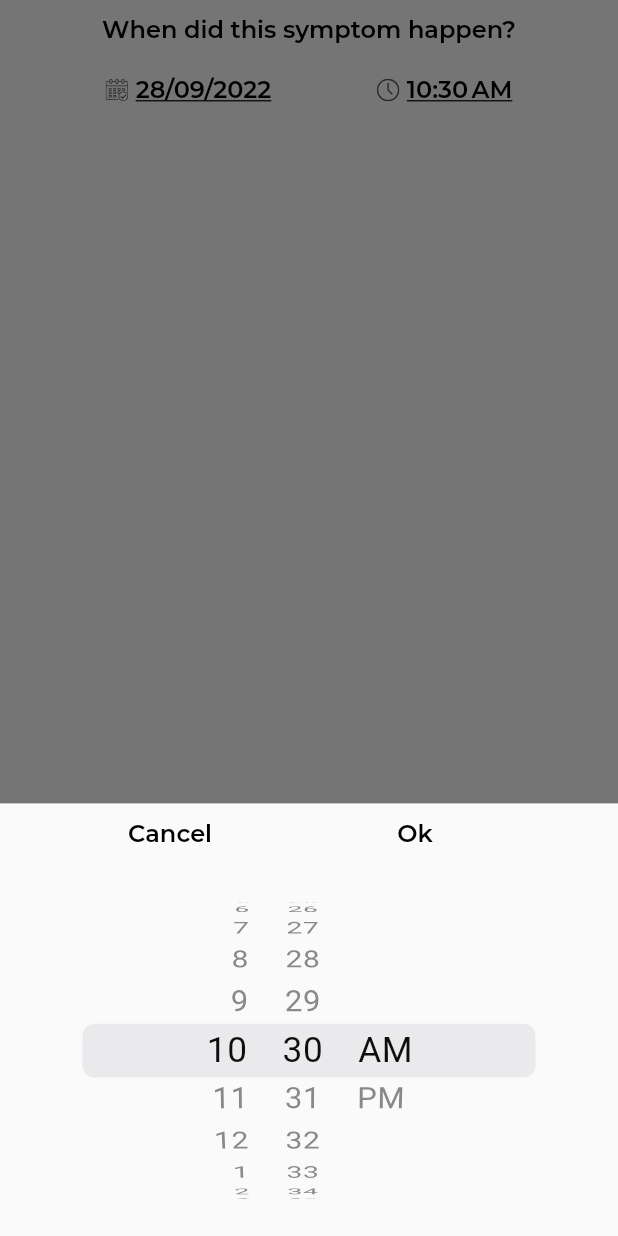
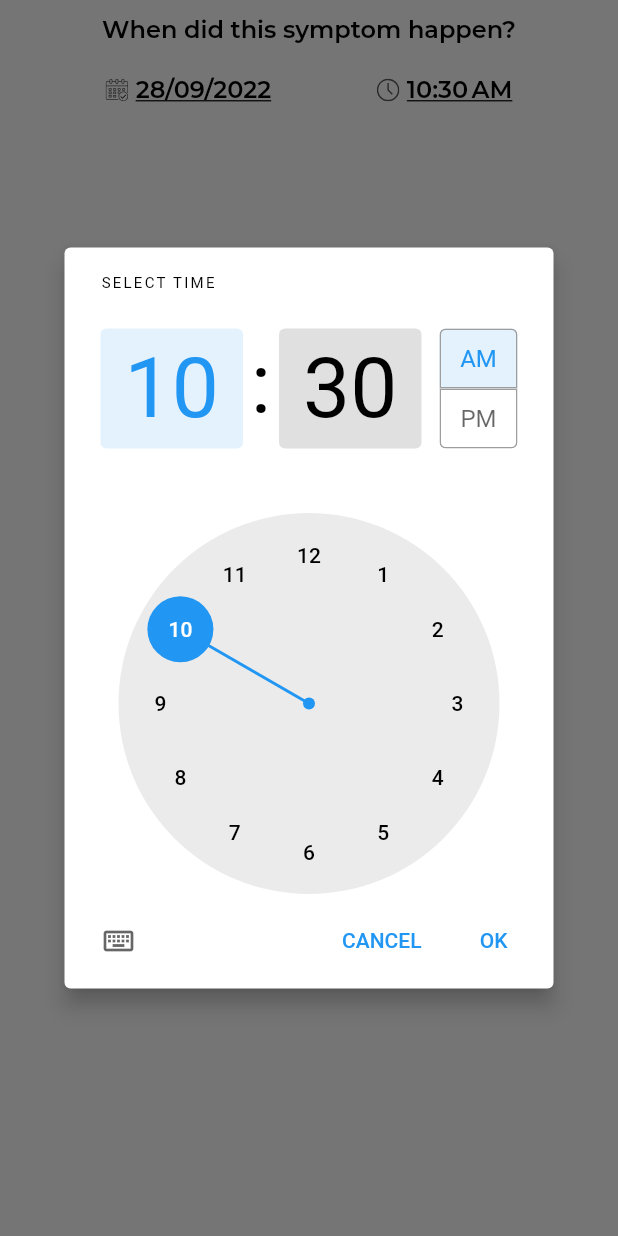
Before and after one commit to jayaprakash8088/tcswecare, a Flutter app: the DateTimeUI screen opened directly, after a tap on an icon or button, on a phone screen of 412 x 824 dp. Run offline on Flutter 3.47's test engine with Material 2 defaults, Android fonts, the phone set to English and light mode, and no system bars; our stand-ins replace connectivity, dio, easy_localization, flutter_svg, fluttertoast, mvc_pattern and 5 more; missing offline and left inert: background_sms; accounts and stored records are empty; project files that could hold a hidden picture were left out.

Commit message:
date time ui modified

```diff
--- a/lib/mvc/utils/date_time_ui.dart
+++ b/lib/mvc/utils/date_time_ui.dart
@@ -1,3 +1,5 @@
+// ignore_for_file: must_be_immutable
+
 import 'package:easy_localization/easy_localization.dart';
 import 'package:flutter/cupertino.dart';
 import 'package:flutter/material.dart';
@@ -115,94 +117,46 @@ class _DateTimeUIState extends StateMVC<DateTimeUI> {
     );
   }
 
-  Widget submitBtn() {
-    return Center(
-      child: Container(
-        height: FontSize.size40,
-        width: FontSize.size250,
-        decoration: BoxDecoration(
-          gradient: AppConfig.gradient,
-          borderRadius: BorderRadius.all(Radius.circular(FontSize.size20)),
-        ),
-        child: Center(
-          child: Text(
-            'submit'.tr(),
-            style: TextStyle(
-                color: AppColor.white,
-                fontWeight: FontWeight.bold,
-                fontSize: FontSize.size14),
-          ),
-        ),
-      ),
-    );
+
+   callDatePicker()async {
+     final time=AppConfig.now;
+ var date= await showDatePicker(initialDate:time,
+ firstDate:DateTime(2020),lastDate: DateTime(2050),context: context);
+ _dateChanged(date);
   }
 
-  void callDatePicker() {
-    showModalBottomSheet(
-        context: widget.context,
-        builder: (BuildContext context) {
-          return Container(
-            height: MediaQuery.of(widget.context).size.height * 0.35,
-            child: Column(
-              children: [
-                okCancelUI(1),
-                Container(
-                  height: MediaQuery.of(widget.context).size.height * 0.3,
-                  child: CupertinoDatePicker(
-                      initialDateTime: _controller.getDate(),
-                      maximumDate: DateTime(2050, 12, 31),
-                      mode: CupertinoDatePickerMode.date,
-                      onDateTimeChanged: _dateChanged),
-                ),
-              ],
-            ),
-          );
-        });
+   callTimePicker() async{
+    final time=TimeOfDay.now();
+  TimeOfDay selectedTime=await
+  showTimePicker(context: context, initialTime:time,
+  cancelText: cancelClicked()
+     );
+  var t=DateTime(AppConfig.now.year,AppConfig.now.month,AppConfig.now.day,selectedTime.hour,selectedTime.minute);
+  _timeChanged(t);
   }
 
-  void callTimePicker() {
-    showModalBottomSheet(
-        context: widget.context,
-        builder: (context) {
-          return Container(
-            height: MediaQuery.of(context).size.height * 0.35,
-            child: Column(
-              children: [
-                okCancelUI(2),
-                Container(
-                  height: MediaQuery.of(context).size.height * 0.3,
-                  child: CupertinoDatePicker(
-                      initialDateTime: _controller.getTime(),
-                      maximumDate: DateTime(2050, 12, 31),
-                      mode: CupertinoDatePickerMode.time,
-                      onDateTimeChanged: _timeChanged),
-                ),
-              ],
-            ),
-          );
-        });
-  }
-
-  void _dateChanged(DateTime value) {
+   _dateChanged(DateTime value) {
     _controller.selectedDate = value;
+    changeDate();
   }
 
   void _timeChanged(DateTime value) {
     _controller.selectedTime = value;
+  changeTime();
   }
 
   void changeDate() {
     setState(() {
       _controller.dateTime = _controller.selectedDate;
     });
-    Navigator.pop(widget.context);
+    // Navigator.pop(widget.context);
   }
 
   void changeTime() {
     setState(() {
       _controller.time = _controller.selectedTime;
     });
-    Navigator.pop(widget.context);
+    // Navigator.pop(widget.context);
   }
 
   cancelClicked() {
@@ -210,49 +164,6 @@ class _DateTimeUIState extends StateMVC<DateTimeUI> {
       _controller.time = _controller.time1;
       _controller.dateTime = _controller.date1;
     });
-    Navigator.pop(widget.context);
   }
 
-  okCancelUI(int i) {
-    return Container(
-      child: Expanded(
-        child: Row(
-          mainAxisAlignment: MainAxisAlignment.spaceEvenly,
-          children: [
-            GestureDetector(
-                onTap: () {
-                  cancelClicked();
-                },
-                child: Container(
-                  height: FontSize.size50,
-                  child: Center(
-                    child: Text(
-                      'cancel'.tr(),
-                      style: AppConfig.blackText,
-                    ),
-                  ),
-                )),
-            GestureDetector(
-                onTap: () {
-                  if (i == 1) {
-                    changeDate();
-                  } else {
-                    changeTime();
-                  }
-                },
-                child: Container(
-                  height: FontSize.size50,
-                  width: FontSize.size100,
-                  child: Center(
-                    child: Text(
-                      'ok'.tr(),
-                      style: AppConfig.blackText,
-                    ),
-                  ),
-                )),
-          ],
-        ),
-      ),
-    );
-  }
 }
--- a/pubspec.yaml
+++ b/pubspec.yaml
@@ -45,6 +45,7 @@ dependencies:
   otp_text_field: ^1.1.1
   background_sms: ^0.0.4
   permission_handler: ^9.0.1
+  datetime_picker_formfield: ^2.0.1
 dev_dependencies:
   flutter_test:
      sdk: flutter
```
Also changed, not shown: pubspec.lock.
